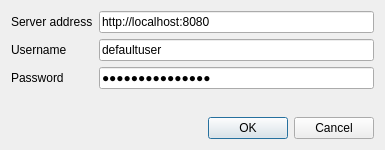
Qt form PiTVDesktopViewer/PiTVDesktopViewer/EditServerDialog.ui (DmitryMI/PiTV) before a commit.
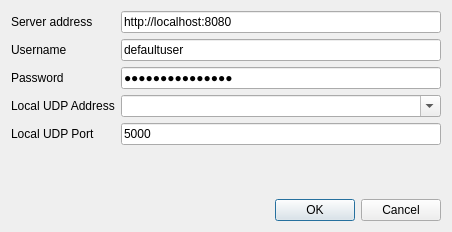
The same form after that commit.

Diff of the .ui file:
```diff
--- a/PiTVDesktopViewer/PiTVDesktopViewer/EditServerDialog.ui
+++ b/PiTVDesktopViewer/PiTVDesktopViewer/EditServerDialog.ui
@@ -6,8 +6,8 @@
    <rect>
     <x>0</x>
     <y>0</y>
-    <width>385</width>
-    <height>150</height>
+    <width>452</width>
+    <height>232</height>
    </rect>
   </property>
   <property name="windowTitle">
@@ -64,6 +64,34 @@
        </property>
       </widget>
      </item>
+     <item row="3" column="0">
+      <widget class="QLabel" name="label_4">
+       <property name="text">
+        <string>Local UDP Address</string>
+       </property>
+      </widget>
+     </item>
+     <item row="3" column="1">
+      <widget class="QComboBox" name="udpAddressCombo">
+       <property name="editable">
+        <bool>true</bool>
+       </property>
+      </widget>
+     </item>
+     <item row="4" column="0">
+      <widget class="QLabel" name="label_5">
+       <property name="text">
+        <string>Local UDP Port</string>
+       </property>
+      </widget>
+     </item>
+     <item row="4" column="1">
+      <widget class="QLineEdit" name="udpPortLine">
+       <property name="text">
+        <string>5000</string>
+       </property>
+      </widget>
+     </item>
     </layout>
    </item>
    <item>
```
